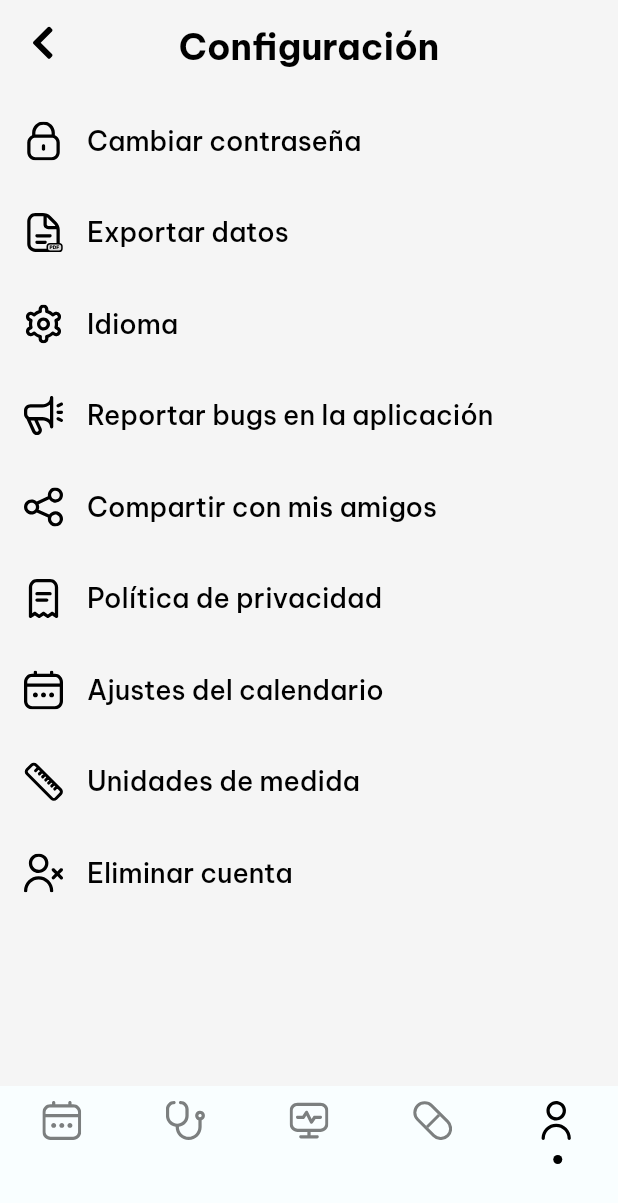
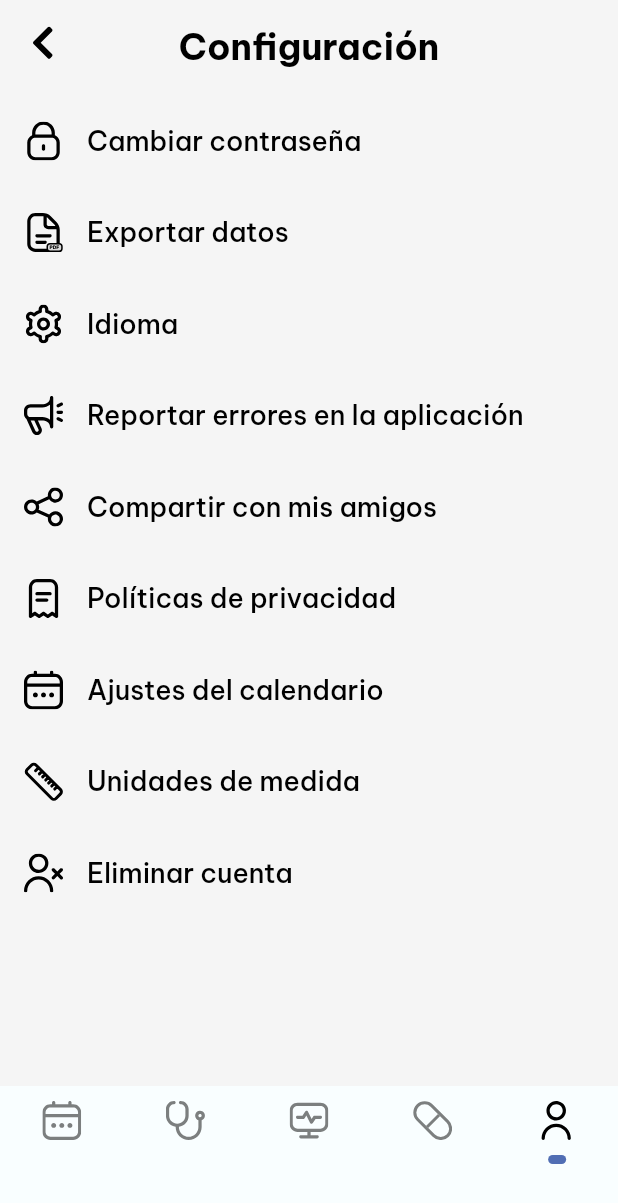
Before and after one commit to Meddly-Health/Frontend-Mobile, a Flutter app: the UserSettingsPage screen opened by its route, on a phone screen of 412 x 824 dp. Shown: the top 1203 px of the screen. Run offline on Flutter 3.47's test engine with Material 2 defaults, Android fonts, the phone set to English and light mode, and no system bars; our stand-ins replace animate_do, auto_route, auto_size_text, bloc, connectivity_plus, dartz and 6 more; missing offline and left inert: authentication_repository, form_helper; accounts and stored records are empty; statements that could not run were skipped.

Commit message:
style: :art:

```diff
--- a/lib/blocs.dart
+++ b/lib/blocs.dart
@@ -1,6 +1,6 @@
 export 'auth/bloc/auth_bloc.dart';
 export 'sign_up/cubit/sign_up_cubit.dart';
 export 'login/cubit/login_cubit.dart';
-export 'user/cubit/user_form_cubit.dart';
+export 'user/view/form/cubit/user_form_cubit.dart';
 export 'connectivity/bloc/connectivity_bloc.dart';
 export 'user/bloc/user_bloc.dart';
--- a/lib/home/view/home_page.dart
+++ b/lib/home/view/home_page.dart
@@ -127,14 +127,14 @@ class _BottomNavBarDot extends StatelessWidget {
         AnimatedPositioned(
           duration: const Duration(milliseconds: 300),
           curve: Curves.easeInOut,
-          left: MediaQuery.of(context).size.width / 10.5 +
+          left: MediaQuery.of(context).size.width / 11.5 +
               ((MediaQuery.of(context).size.width / 5) * currentIndex),
           child: AnimatedContainer(
             duration: const Duration(milliseconds: 300),
             height: 6,
-            width: 6,
+            width: 12,
             decoration: BoxDecoration(
-                color: Theme.of(context).colorScheme.secondaryContainer,
+                color: Theme.of(context).colorScheme.primary,
                 borderRadius: BorderRadius.circular(999)),
           ),
         ),
--- a/lib/user/view/form/user_update_form.dart
+++ b/lib/user/view/form/view/user_form.dart
@@ -4,9 +4,9 @@ import 'package:flutter_svg/svg.dart';
 import 'package:meddly/helpers/assets_provider.dart';
 import 'package:meddly/helpers/constants.dart';
 
-import '../../../blocs.dart';
-import '../../../helpers/helpers.dart';
-import '../../models/models.dart';
+import '../../../../blocs.dart';
+import '../../../../helpers/helpers.dart';
+import '../../../models/models.dart';
 
 class UserUpdateForm extends StatelessWidget {
   const UserUpdateForm({Key? key}) : super(key: key);
--- a/lib/user/view/profile/personal_info/view/user_personal_info_page.dart
+++ b/lib/user/view/profile/personal_info/view/user_personal_info_page.dart
@@ -4,7 +4,7 @@ import 'package:flutter_bloc/flutter_bloc.dart';
 import 'package:meddly/blocs.dart';
 import 'package:meddly/helpers/constants.dart';
 import 'package:meddly/user/repository/respository.dart';
-import 'package:meddly/user/view/form/user_update_form.dart';
+import 'package:meddly/user/view/form/view/user_form.dart';
 import '../../../../../widgets/widgets.dart';
 
 class UserPersonalInfoPage extends StatelessWidget {
--- a/lib/user/view/profile/settings/view/user_settings_page.dart
+++ b/lib/user/view/profile/settings/view/user_settings_page.dart
@@ -41,7 +41,7 @@ class UserSettingsPage extends StatelessWidget {
                 const SizedBox(height: 35),
                 IconAndTextTileItem(
                   onTap: () {},
-                  label: 'Reportar bugs en la aplicación',
+                  label: 'Reportar errores en la aplicación',
                   asset: AssetsProvider.megaphoneIcon,
                 ),
                 const SizedBox(height: 35),
@@ -53,7 +53,7 @@ class UserSettingsPage extends StatelessWidget {
                 const SizedBox(height: 35),
                 IconAndTextTileItem(
                   onTap: () {},
-                  label: 'Política de privacidad',
+                  label: 'Políticas de privacidad',
                   asset: AssetsProvider.reciveIcon,
                 ),
                 const SizedBox(height: 35),
```
Also changed, not shown: lib/user/view/user_update_page.dart (+3 -10 lines), lib/user/view/form/cubit/user_form_cubit.dart (renamed from lib/user/cubit/user_form_cubit.dart), lib/user/view/form/cubit/user_form_state.dart (renamed from lib/user/cubit/user_form_state.dart).
